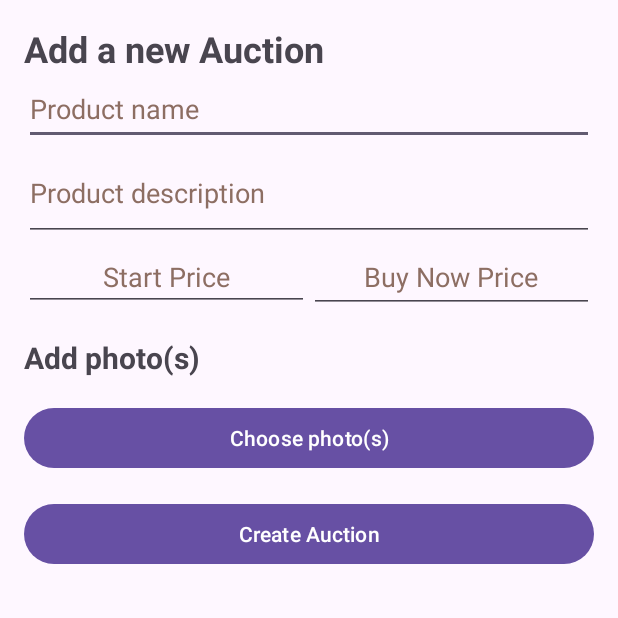
After one commit to mtdph0en1x/Auction2.0, an Android app: the NewAuction screen opened directly, with no data from a screen before it, on a phone screen of 412 x 824 dp, the top half of it. The commit adds this screen. Run offline under Robolectric (Android 15) with nearby library versions, the phone set to English and light mode, and no system bars; our stand-ins replace Firebase (no records; nobody signed in at launch, a user with empty details on screens opened directly), Picasso.

Commit message:
New auction + db activities

```diff
--- /dev/null
+++ b/app/src/main/java/com/example/aukcje20/NewAuction.kt
@@ -0,0 +1,118 @@
+@file:Suppress("DEPRECATION")
+
+package com.example.aukcje20
+
+
+import android.content.Intent
+import android.net.Uri
+import android.os.Bundle
+import android.widget.Toast
+import androidx.appcompat.app.AppCompatActivity
+import com.example.aukcje20.databinding.ActivityNewAuctionBinding
+import com.google.firebase.auth.FirebaseAuth
+
+import com.google.firebase.firestore.ktx.firestore
+import com.google.firebase.ktx.Firebase
+import com.google.firebase.storage.ktx.storage
+import com.squareup.picasso.Picasso
+import java.util.*
+
+class NewAuction : AppCompatActivity() {
+
+    private val PICK_IMAGE_REQUEST = 1
+    private var imageUri: Uri? = null
+    private lateinit var auth: FirebaseAuth
+
+
+
+
+    private lateinit var binding: ActivityNewAuctionBinding
+
+    override fun onCreate(savedInstanceState: Bundle?) {
+        super.onCreate(savedInstanceState)
+        binding = ActivityNewAuctionBinding.inflate(layoutInflater)
+        setContentView(binding.root)
+
+        // get a reference to the Firebase Authentication instance
+        auth = FirebaseAuth.getInstance()
+
+
+        // get references to the views
+        val nameEditText = binding.editTextName
+        val descriptionEditText = binding.editTextDescription
+        val startPriceEditText = binding.editTextStartPrice
+        val buyNowPriceEditText = binding.editTextBuyNowPrice
+        val addPhotoButton = binding.buttonAddPhoto
+        val createAuctionButton = binding.buttonCreateAuction
+
+        // set up click listeners for the buttons
+        addPhotoButton.setOnClickListener { openFileChooser() }
+        createAuctionButton.setOnClickListener { createAuction(
+            nameEditText.text.toString().trim(),
+            descriptionEditText.text.toString().trim(),
+            startPriceEditText.text.toString().toDoubleOrNull(),
+            buyNowPriceEditText.text.toString().toDoubleOrNull()
+        ) }
+    }
+
+    private fun openFileChooser() {
+        val intent = Intent()
+        intent.type = "image/*"
+        intent.action = Intent.ACTION_GET_CONTENT
+        startActivityForResult(Intent.createChooser(intent, "Select Picture"), PICK_IMAGE_REQUEST)
+    }
+
+    private fun createAuction(name: String, description: String, startPrice: Double?, buyNowPrice: Double?) {
+        if (imageUri == null) {
+            Toast.makeText(this, "Please add a photo", Toast.LENGTH_SHORT).show()
+            return
+        }
+
+        // create a reference to the Firebase Storage instance
+        val storage = Firebase.storage
+        val storageRef = storage.reference
+
+        // create a reference to the image file and upload it to Firebase Storage
+        val imageRef = storageRef.child("images/${UUID.randomUUID()}")
+        imageRef.putFile(imageUri!!)
+            .addOnSuccessListener {
+                // get the download URL for the image
+                imageRef.downloadUrl.addOnSuccessListener { uri ->
+                    // create a new auction object
+
+                    val auction = Auction(
+                        name = name,
+                        description = description,
+                        startPrice = startPrice ?: 0.0,
+                        buyNowPrice = buyNowPrice ?: 0.0,
+                        imageUrl = uri.toString()
+                    )
+
+                    // add the new auction to the Firebase Firestore database
+                    val db = Firebase.firestore
+                    db.collection("auctions")
+                        .add(auction)
+                        .addOnSuccessListener {
+                            Toast.makeText(this, "Auction created successfully", Toast.LENGTH_SHORT).show()
+                            finish()
+                        }
+                        .addOnFailureListener { e ->
+                            Toast.makeText(this, "Error creating auction: ${e.message}", Toast.LENGTH_SHORT).show()
+                        }
+                }
+            }
+            .addOnFailureListener { e ->
+                Toast.makeText(this, "Error uploading image: ${e.message}", Toast.LENGTH_SHORT).show()
+            }
+    }
+
+    @Deprecated("Deprecated in Java")
+    override fun onActivityResult(requestCode: Int, resultCode: Int, data: Intent?) {
+        super.onActivityResult(requestCode, resultCode, data)
+
+        if (requestCode == PICK_IMAGE_REQUEST && resultCode == RESULT_OK && data != null && data.data != null) {
+            imageUri = data.data
+            Picasso.get().load(imageUri).into(binding.imageViewPhoto)
+        }
+    }
+}
--- a/app/src/main/res/layout/activity_main.xml
+++ b/app/src/main/res/layout/activity_main.xml
@@ -15,7 +15,7 @@
         android:layout_height="match_parent"
         android:orientation="vertical">
 
-        <!-- Toolbar -->
+
 
 
         <!-- Main content -->
--- /dev/null
+++ b/app/src/main/res/layout/activity_new_auction.xml
@@ -0,0 +1,104 @@
+<?xml version="1.0" encoding="utf-8"?>
+<ScrollView xmlns:android="http://schemas.android.com/apk/res/android"
+    xmlns:tools="http://schemas.android.com/tools"
+    android:layout_width="match_parent"
+    android:layout_height="match_parent">
+
+    <LinearLayout
+        android:layout_width="match_parent"
+        android:layout_height="wrap_content"
+        android:orientation="vertical"
+        android:padding="16dp">
+
+        <TextView
+            android:layout_width="match_parent"
+            android:layout_height="wrap_content"
+            android:text="@string/add_a_new_auction"
+            android:textSize="24sp"
+            android:textStyle="bold" />
+
+        <EditText
+            android:id="@+id/edit_text_name"
+            android:layout_width="match_parent"
+            android:layout_height="wrap_content"
+            android:hint="@string/product_name"
+            android:minHeight="48dp"
+            android:textColorHint="#8D6E63"
+            android:inputType="text"
+            android:autofillHints="name" />
+
+        <EditText
+            android:id="@+id/edit_text_description"
+            android:layout_width="match_parent"
+            android:layout_height="64dp"
+            android:layout_gravity="bottom"
+            android:autofillHints="no"
+            android:hint="@string/product_description"
+            android:inputType="textMultiLine"
+            android:minHeight="48dp"
+            android:textAlignment="inherit"
+            android:textAllCaps="false"
+            android:textColorHint="#8D6E63" />
+
+        <LinearLayout
+            android:layout_width="match_parent"
+            android:layout_height="wrap_content"
+            android:orientation="horizontal">
+
+            <EditText
+                android:id="@+id/edit_text_start_price"
+                android:layout_width="0dp"
+                android:layout_height="wrap_content"
+                android:layout_weight="1"
+                android:autofillHints="price"
+                android:hint="@string/start_price"
+                android:inputType="numberDecimal"
+                android:textAlignment="center"
+                android:textColorHint="#8D6E63"
+                tools:ignore="TouchTargetSizeCheck" />
+
+            <EditText
+                android:id="@+id/edit_text_buy_now_price"
+                android:layout_width="0dp"
+                android:minHeight="48dp"
+                android:layout_height="wrap_content"
+                android:layout_weight="1"
+                android:hint="@string/buy_now_price"
+                android:inputType="numberDecimal"
+                android:textAlignment="center"
+                android:textColorHint="#8D6E63"
+                android:autofillHints="price" />
+        </LinearLayout>
+
+        <TextView
+            android:layout_width="match_parent"
+            android:layout_height="wrap_content"
+            android:text="@string/add_photo_s"
+            android:textSize="20sp"
+            android:textStyle="bold"
+            android:layout_marginTop="16dp"/>
+
+        <ImageView
+            android:id="@+id/imageViewPhoto"
+            android:layout_width="match_parent"
+            android:layout_height="wrap_content"
+            android:layout_marginTop="16dp"
+            android:adjustViewBounds="true"
+            android:scaleType="centerCrop"
+            android:contentDescription = "@string/product_photo" />
+
+        <Button
+            android:id="@+id/button_add_photo"
+            android:layout_width="match_parent"
+            android:layout_height="wrap_content"
+            android:text="@string/choose_photo_s" />
+
+        <Button
+            android:id="@+id/button_create_auction"
+            android:layout_width="match_parent"
+            android:layout_height="wrap_content"
+            android:layout_marginTop="16dp"
+            android:text="@string/create_auction" />
+
+    </LinearLayout>
+</ScrollView>
--- a/app/src/main/res/menu/drawer_menu.xml
+++ b/app/src/main/res/menu/drawer_menu.xml
@@ -17,5 +17,11 @@
             android:id="@+id/nav_logout"
             android:icon="@drawable/outline_view_headline_24"
             android:title="@string/logout" />
+        <item
+            android:id="@+id/nav_new_auction"
+            android:icon="@drawable/outline_view_headline_24"
+            android:title="@string/add_a_new_auction" />
+
+
     </group>
 </menu>
--- a/app/src/main/res/values/strings.xml
+++ b/app/src/main/res/values/strings.xml
@@ -12,4 +12,15 @@
     <string name="nav_home">home</string>
     <string name="open">open</string>
     <string name="close">close</string>
+    <string name="product_photo">Photo</string>
+    <string name="create_auction">Create Auction</string>
+    <string name="choose_photo_s">Choose photo(s)</string>
+    <string name="add_a_new_auction">Add a new Auction</string>
+    <string name="product_name">Product name</string>
+    <string name="product_description">Product description</string>
+    <string name="buy_now_price">Buy Now Price</string>
+    <string name="add_photo_s">Add photo(s)</string>
+    <string name="start_price">Start Price</string>
+
+    <string name="hello_blank_fragment">Hello blank fragment</string>
 </resources>
```
Also changed, not shown: app/build.gradle (+14 -1 lines), app/src/main/AndroidManifest.xml (+8 -7 lines), app/src/main/java/com/example/aukcje20/Auction.kt (added, +9 -0 lines), app/src/main/java/com/example/aukcje20/MainActivity.kt (+10 -0 lines).
